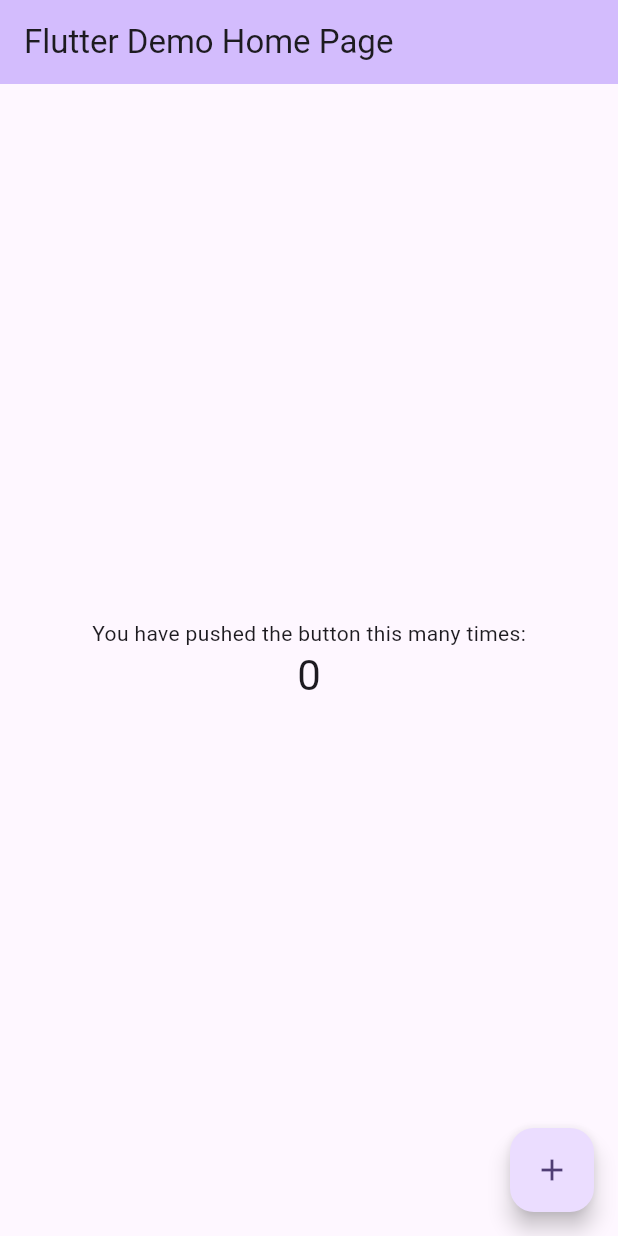
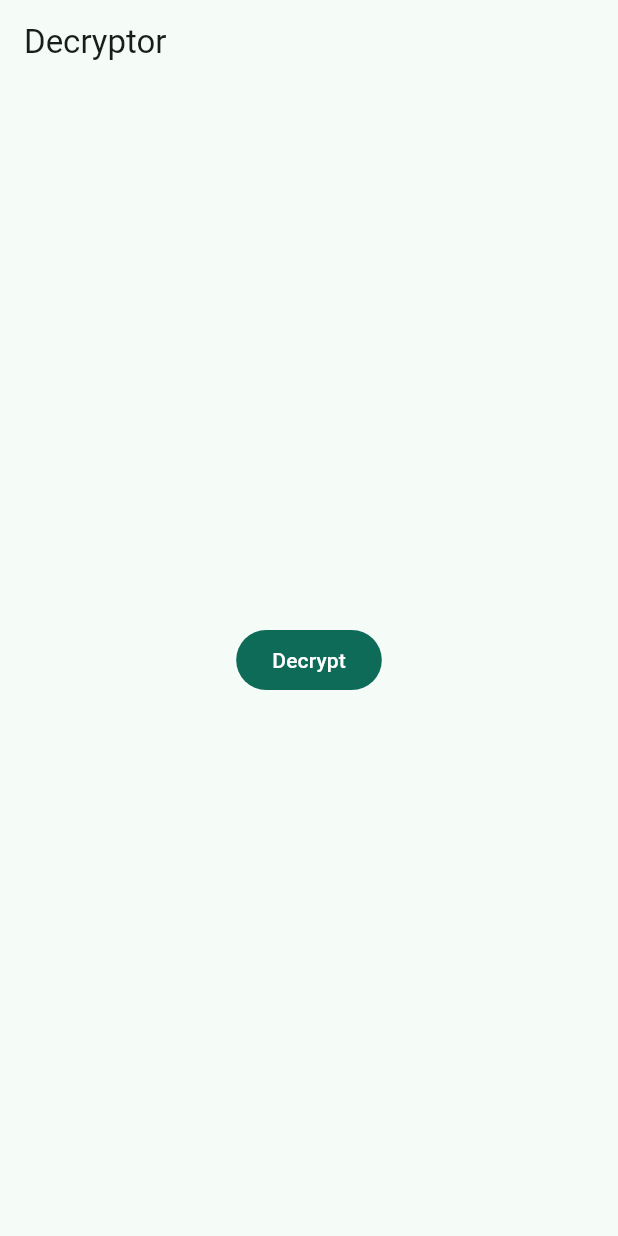
Before and after one commit to Thixq/neon_apps_taks, a Flutter app: the screen it shows after launch, on a phone screen of 412 x 824 dp. Run offline on Flutter 3.47's test engine with Material 3 defaults, Android fonts, the phone set to English and light mode, and no system bars; our stand-ins replace shared_preferences.

Commit message:
decryptor is done

```diff
--- /dev/null
+++ b/decryptor/lib/home.dart
@@ -0,0 +1,34 @@
+import 'package:decryptor/dialog.dart';
+import 'package:decryptor/result.dart';
+import 'package:flutter/cupertino.dart';
+import 'package:flutter/material.dart';
+
+class Home extends StatefulWidget {
+  const Home({super.key});
+
+  @override
+  State<Home> createState() => _HomeState();
+}
+
+class _HomeState extends State<Home> {
+  @override
+  Widget build(BuildContext context) {
+    return Scaffold(
+      appBar: AppBar(title: Text('Decryptor')),
+      body: Center(
+        child: FilledButton(
+          onPressed: () async {
+            final password = await showTextFieldDialog(context);
+            if (password == 'neon') {
+              Navigator.pushReplacement(
+                context,
+                MaterialPageRoute(builder: (context) => Result()),
+              );
+            }
+          },
+          child: Text('Decrypt'),
+        ),
+      ),
+    );
+  }
+}
--- a/decryptor/lib/main.dart
+++ b/decryptor/lib/main.dart
@@ -1,122 +1,20 @@
+import 'package:decryptor/home.dart';
 import 'package:flutter/material.dart';
 
 void main() {
-  runApp(const MyApp());
+  runApp(const _App());
 }
 
-class MyApp extends StatelessWidget {
-  const MyApp({super.key});
+class _App extends StatelessWidget {
+  const _App({super.key});
 
-  // This widget is the root of your application.
   @override
   Widget build(BuildContext context) {
     return MaterialApp(
-      title: 'Flutter Demo',
+      home: Home(),
       theme: ThemeData(
-        // This is the theme of your application.
-        //
-        // TRY THIS: Try running your application with "flutter run". You'll see
-        // the application has a purple toolbar. Then, without quitting the app,
-        // try changing the seedColor in the colorScheme below to Colors.green
-        // and then invoke "hot reload" (save your changes or press the "hot
-        // reload" button in a Flutter-supported IDE, or press "r" if you used
-        // the command line to start the app).
-        //
-        // Notice that the counter didn't reset back to zero; the application
-        // state is not lost during the reload. To reset the state, use hot
-        // restart instead.
-        //
-        // This works for code too, not just values: Most code changes can be
-        // tested with just a hot reload.
-        colorScheme: ColorScheme.fromSeed(seedColor: Colors.deepPurple),
+        colorScheme: ColorScheme.fromSeed(seedColor: Colors.tealAccent),
       ),
-      home: const MyHomePage(title: 'Flutter Demo Home Page'),
     );
   }
 }
-
-class MyHomePage extends StatefulWidget {
-  const MyHomePage({super.key, required this.title});
-
-  // This widget is the home page of your application. It is stateful, meaning
-  // that it has a State object (defined below) that contains fields that affect
-  // how it looks.
-
-  // This class is the configuration for the state. It holds the values (in this
-  // case the title) provided by the parent (in this case the App widget) and
-  // used by the build method of the State. Fields in a Widget subclass are
-  // always marked "final".
-
-  final String title;
-
-  @override
-  State<MyHomePage> createState() => _MyHomePageState();
-}
-
-class _MyHomePageState extends State<MyHomePage> {
-  int _counter = 0;
-
-  void _incrementCounter() {
-    setState(() {
-      // This call to setState tells the Flutter framework that something has
-      // changed in this State, which causes it to rerun the build method below
-      // so that the display can reflect the updated values. If we changed
-      // _counter without calling setState(), then the build method would not be
-      // called again, and so nothing would appear to happen.
-      _counter++;
-    });
-  }
-
-  @override
-  Widget build(BuildContext context) {
-    // This method is rerun every time setState is called, for instance as done
-    // by the _incrementCounter method above.
-    //
-    // The Flutter framework has been optimized to make rerunning build methods
-    // fast, so that you can just rebuild anything that needs updating rather
-    // than having to individually change instances of widgets.
-    return Scaffold(
-      appBar: AppBar(
-        // TRY THIS: Try changing the color here to a specific color (to
-        // Colors.amber, perhaps?) and trigger a hot reload to see the AppBar
-        // change color while the other colors stay the same.
-        backgroundColor: Theme.of(context).colorScheme.inversePrimary,
-        // Here we take the value from the MyHomePage object that was created by
-        // the App.build method, and use it to set our appbar title.
-        title: Text(widget.title),
-      ),
-      body: Center(
-        // Center is a layout widget. It takes a single child and positions it
-        // in the middle of the parent.
-        child: Column(
-          // Column is also a layout widget. It takes a list of children and
-          // arranges them vertically. By default, it sizes itself to fit its
-          // children horizontally, and tries to be as tall as its parent.
-          //
-          // Column has various properties to control how it sizes itself and
-          // how it positions its children. Here we use mainAxisAlignment to
-          // center the children vertically; the main axis here is the vertical
-          // axis because Columns are vertical (the cross axis would be
-          // horizontal).
-          //
-          // TRY THIS: Invoke "debug painting" (choose the "Toggle Debug Paint"
-          // action in the IDE, or press "p" in the console), to see the
-          // wireframe for each widget.
-          mainAxisAlignment: MainAxisAlignment.center,
-          children: <Widget>[
-            const Text('You have pushed the button this many times:'),
-            Text(
-              '$_counter',
-              style: Theme.of(context).textTheme.headlineMedium,
-            ),
-          ],
-        ),
-      ),
-      floatingActionButton: FloatingActionButton(
-        onPressed: _incrementCounter,
-        tooltip: 'Increment',
-        child: const Icon(Icons.add),
-      ), // This trailing comma makes auto-formatting nicer for build methods.
-    );
-  }
-}
```
Also changed, not shown: decryptor/lib/dialog.dart (added, +27 -0 lines), decryptor/lib/notification_center.dart (added, +28 -0 lines), decryptor/lib/result.dart (added, +42 -0 lines), 5 other files.
